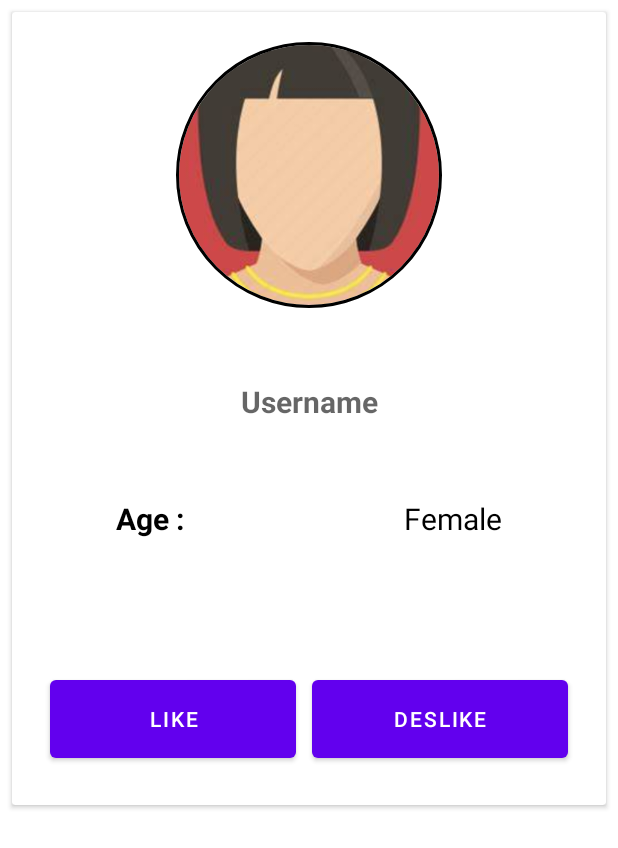
After one commit to dipalikharat2798/TinderClone, an Android app: the layout activity_recycler_profile.xml on its own in the app's theme, with its tools: preview values and no code run, on a phone screen of 412 x 824 dp. The commit adds this screen. Shown: the top 848 px of the screen. Run offline under Robolectric (Android 15) with nearby library versions, the phone set to English and light mode, and no system bars.

Commit message:
Friday last commit

```diff
--- a/app/build.gradle
+++ b/app/build.gradle
@@ -63,4 +63,5 @@ dependencies {
     testImplementation 'junit:junit:4.+'
     androidTestImplementation 'androidx.test.ext:junit:1.1.2'
     androidTestImplementation 'androidx.test.espresso:espresso-core:3.3.0'
+
 }
--- a/app/src/main/java/com/example/cloneapp/SignUp.java
+++ b/app/src/main/java/com/example/cloneapp/SignUp.java
@@ -182,6 +182,8 @@ public class SignUp extends AppCompatActivity {
 //                                    setValue(user);
 //                            root1.child(postalCode).child(id).setValue(userlocation);
                             Toast.makeText(SignUp.this, "user created successfully", Toast.LENGTH_SHORT).show();
+                            Intent intent=new Intent(SignUp.this,SignIn.class);
+                            startActivity(intent);
                         } else{
                            Toast.makeText(SignUp.this,"Please fill all information",Toast.LENGTH_SHORT).show();
 
--- /dev/null
+++ b/app/src/main/res/layout/activity_recycler_profile.xml
@@ -0,0 +1,119 @@
+<?xml version="1.0" encoding="utf-8"?>
+<androidx.cardview.widget.CardView
+    xmlns:android="http://schemas.android.com/apk/res/android"
+    xmlns:app="http://schemas.android.com/apk/res-auto"
+    xmlns:tools="http://schemas.android.com/tools"
+    android:layout_width="match_parent"
+    android:layout_height="wrap_content"
+    android:layout_margin="8dp">
+<LinearLayout
+    android:layout_width="match_parent"
+    android:layout_height="match_parent"
+    tools:context=".Profile">
+
+    <LinearLayout
+        android:layout_width="match_parent"
+        android:layout_height="match_parent"
+        android:layout_margin="20dp"
+        android:orientation="vertical">
+
+
+        <de.hdodenhof.circleimageview.CircleImageView
+            android:id="@+id/profile_image"
+            android:layout_width="match_parent"
+            android:layout_height="177dp"
+            android:src="@drawable/avator"
+            app:civ_border_color="#FF000000"
+            app:civ_border_width="2dp" />
+        <TextView
+            android:layout_width="match_parent"
+            android:layout_height="0dp"
+            android:layout_margin="10dp"
+            android:gravity="center"
+            android:textColor="@color/black"
+            android:textSize="20dp" />
+
+        <TextView
+            android:id="@+id/username"
+            android:layout_width="match_parent"
+            android:layout_height="65dp"
+            android:layout_margin="10dp"
+            android:gravity="center"
+            android:hint="Username"
+            android:textSize="20dp"
+            android:textStyle="bold" />
+
+        <LinearLayout
+            android:layout_width="match_parent"
+            android:layout_height="wrap_content"
+            android:layout_margin="10dp">
+
+            <TextView
+                android:layout_width="158dp"
+                android:layout_height="50dp"
+                android:gravity="center"
+                android:layout_weight="1"
+                android:text="Age :"
+                android:textColor="@color/black"
+                android:textSize="20dp"
+                android:textStyle="bold" />
+
+
+            <TextView
+                android:id="@+id/age"
+                android:layout_width="101dp"
+                android:layout_height="50dp"
+                android:layout_toEndOf="@+id/age"
+                android:layout_weight="1"
+                android:gravity="center"
+                android:textColor="@color/black"
+                android:textSize="20dp" />
+            <TextView
+                android:id="@+id/gender"
+                android:layout_width="180dp"
+                android:layout_height="50dp"
+                android:layout_toEndOf="@+id/age"
+                android:gravity="center"
+                android:layout_weight="1"
+                android:text="Female"
+                android:textColor="@color/black"
+                android:textSize="20dp" />
+        </LinearLayout>
+
+        <TextView
+            android:id="@+id/postal"
+            android:layout_width="353dp"
+            android:layout_height="41dp"
+            android:layout_margin="10dp"
+            android:gravity="center"
+            android:textColor="@color/black"
+            android:textSize="20dp" />
+
+        <LinearLayout
+            android:layout_width="match_parent"
+            android:layout_height="match_parent">
+
+            <Button
+                android:id="@+id/like"
+                android:layout_width="wrap_content"
+                android:layout_height="64dp"
+                android:layout_margin="5dp"
+                android:layout_weight="1"
+                android:text="Like"
+                />
+
+            <Button
+                android:id="@+id/dislike"
+                android:layout_width="wrap_content"
+                android:layout_height="64dp"
+                android:layout_marginStart="29dp"
+                android:layout_margin="5dp"
+                android:layout_weight="1"
+                android:layout_toEndOf="@id/like"
+                android:text="Deslike"
+                />
+        </LinearLayout>
+
+    </LinearLayout>
+</LinearLayout>
+</androidx.cardview.widget.CardView>
```
Also changed, not shown: app/src/main/AndroidManifest.xml (+8 -10 lines), app/src/main/java/com/example/cloneapp/Myadapter.java (added, +88 -0 lines), app/src/main/java/com/example/cloneapp/Profile.java (+40 -28 lines), app/src/main/java/com/example/cloneapp/UserRecycler.java (added, +54 -0 lines), app/src/main/java/com/example/cloneapp/model.java (added, +70 -0 lines), app/src/main/res/layout/activity_profile.xml (+21 -54 lines), app/src/main/res/layout/activity_user_recycler.xml (added, +15 -0 lines).
